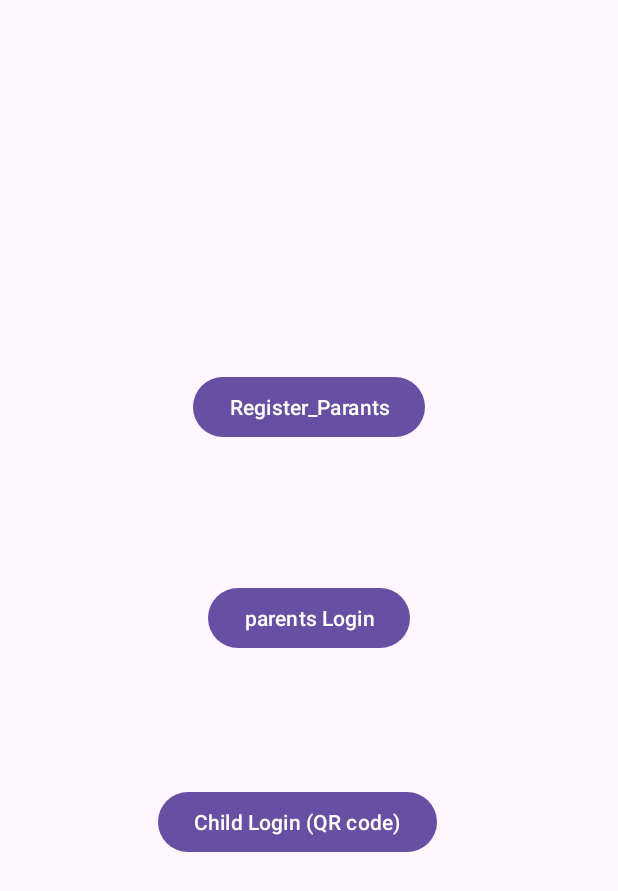
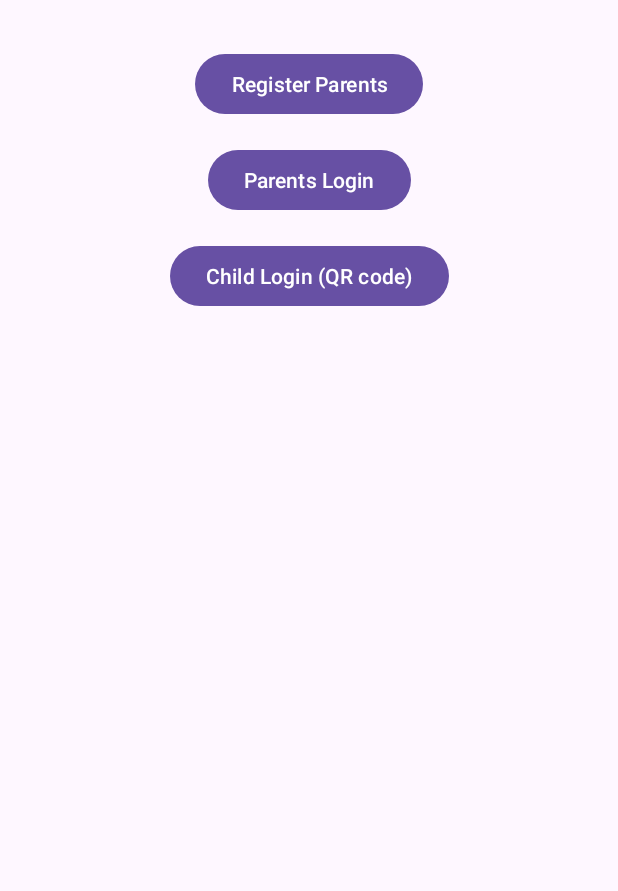
Before and after one commit to Roeip2000/Family_Tasks_Proj, an Android app: the screen it shows after launch (MainActivity), on a phone screen of 412 x 824 dp. Shown: the top 891 px of the screen. Run offline under Robolectric (Android 15) with nearby library versions, the phone set to English and light mode, and no system bars.

Commit message:
Fix main screen button layout

```diff
--- a/app/src/main/java/com/example/family_tasks_proj/MainActivity.java
+++ b/app/src/main/java/com/example/family_tasks_proj/MainActivity.java
@@ -4,15 +4,14 @@ import android.content.Intent;
 import android.os.Bundle;
 import android.widget.Button;
 
-import androidx.activity.EdgeToEdge;
 import androidx.appcompat.app.AppCompatActivity;
-import androidx.core.graphics.Insets;
-import androidx.core.view.ViewCompat;
-import androidx.core.view.WindowInsetsCompat;
 
 public class MainActivity extends AppCompatActivity {
 
-     Button btnRegister, btnLogin, btnChildQR;
+    private Button btnRegister;
+    private Button btnLogin;
+    private Button btnChildQR;
+
     @Override
     protected void onCreate(Bundle savedInstanceState) {
         super.onCreate(savedInstanceState);
@@ -38,9 +37,5 @@ public class MainActivity extends AppCompatActivity {
             Intent intent = new Intent(MainActivity.this, ChildQRLoginActivity.class);
             startActivity(intent);
         });
-
-
-
-
     }
 }
--- a/app/src/main/res/layout/activity_main.xml
+++ b/app/src/main/res/layout/activity_main.xml
@@ -11,33 +11,29 @@
         android:id="@+id/btnRegister"
         android:layout_width="wrap_content"
         android:layout_height="wrap_content"
-        android:text="Register_Parants"
-        app:layout_constraintBottom_toBottomOf="parent"
+        android:layout_marginTop="32dp"
+        android:text="Register Parents"
         app:layout_constraintEnd_toEndOf="parent"
-        app:layout_constraintHorizontal_bias="0.501"
         app:layout_constraintStart_toStartOf="parent"
-        app:layout_constraintTop_toTopOf="parent"
-        app:layout_constraintVertical_bias="0.319" />
+        app:layout_constraintTop_toTopOf="parent" />
 
     <Button
         android:id="@+id/btnLogin"
         android:layout_width="wrap_content"
         android:layout_height="wrap_content"
-        android:text="parents Login"
-        app:layout_constraintBottom_toBottomOf="parent"
+        android:layout_marginTop="16dp"
+        android:text="Parents Login"
         app:layout_constraintEnd_toEndOf="parent"
         app:layout_constraintStart_toStartOf="parent"
-        app:layout_constraintTop_toTopOf="parent" />
+        app:layout_constraintTop_toBottomOf="@id/btnRegister" />
 
     <Button
         android:id="@+id/btnChildQR"
         android:layout_width="wrap_content"
         android:layout_height="wrap_content"
-        android:layout_marginBottom="252dp"
+        android:layout_marginTop="16dp"
         android:text="Child Login (QR code)"
-        app:layout_constraintBottom_toBottomOf="parent"
         app:layout_constraintEnd_toEndOf="parent"
-        app:layout_constraintHorizontal_bias="0.467"
         app:layout_constraintStart_toStartOf="parent"
-        app:layout_constraintTop_toBottomOf="@+id/parents_Login" />
+        app:layout_constraintTop_toBottomOf="@id/btnLogin" />
 </androidx.constraintlayout.widget.ConstraintLayout>
```
